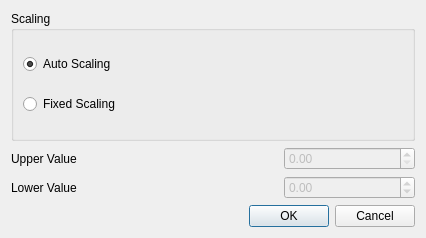
cbrnr/sigviewer, file src/gui_impl/dialogs/scale_channel_dialog.ui: the form before one commit.
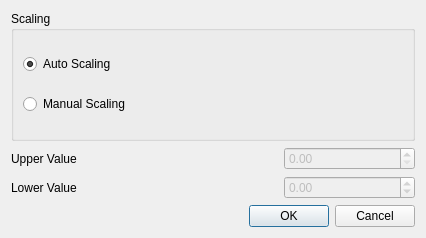
The form after the commit.

Commit message:
Remember Scaling settings within a session (#100)
* Fix SigViewer doesn't remember scaling settings bug

* Change "Fixed Scaling" To "Manual Scaling"

* Scaling Dialog upper lower bound

* Set to auto scaling when opening a new file

The edit to the form file:
```diff
--- a/src/gui_impl/dialogs/scale_channel_dialog.ui
+++ b/src/gui_impl/dialogs/scale_channel_dialog.ui
@@ -39,7 +39,7 @@
       <item row="1" column="0">
        <widget class="QRadioButton" name="fixedButton">
         <property name="text">
-         <string>Fixed Scaling</string>
+         <string>Manual Scaling</string>
         </property>
        </widget>
       </item>
```
Left out of the diff: 6 changed lines with no effect on the pictures. The commit also changes 4 other files.
